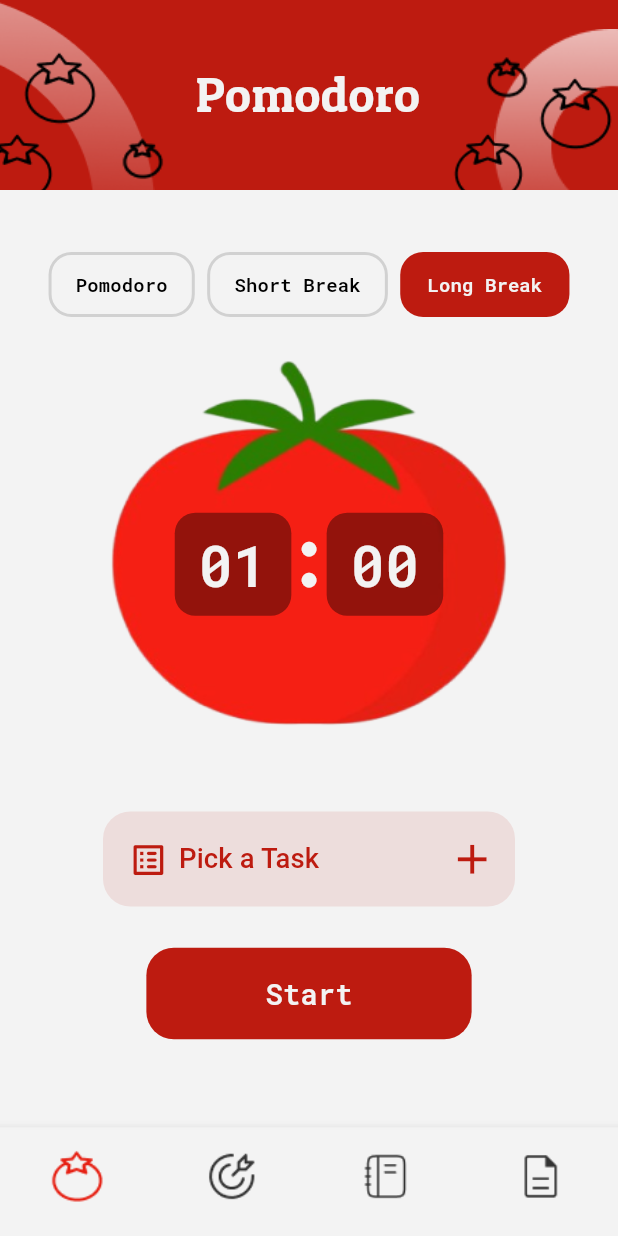
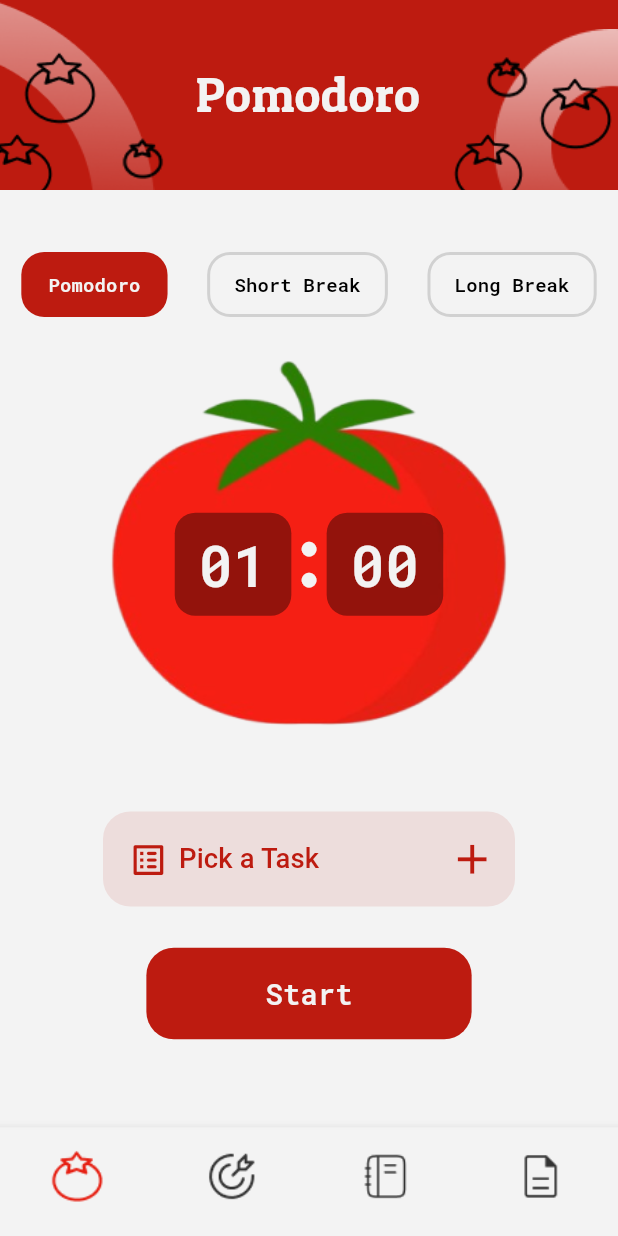
Before and after one commit to Abdusalom-mobile-developer/pomodoro, a Flutter app: the screen it shows after launch, on a phone screen of 412 x 824 dp. Run offline on Flutter 3.47's test engine with Material 3 defaults, Android fonts, the phone set to English and light mode, and no system bars; our stand-ins replace go_router; missing offline and left inert: back_button_interceptor.

Commit message:
Implemented Logic to the 3 buttons in the Home Screen.

```diff
--- a/lib/customs/custom_timer_buttons.dart
+++ b/lib/customs/custom_timer_buttons.dart
@@ -1,14 +1,19 @@
 import 'package:flutter/material.dart';
 import 'package:pomodoro/customs/custom_size.dart';
 import 'package:pomodoro/customs/custom_text.dart';
+import 'package:pomodoro/providers/time_picking.dart';
 import 'package:pomodoro/utils/colors.dart';
+import 'package:provider/provider.dart';
+
+typedef AnonymousFunc = void Function();
 
 // ignore: must_be_immutable
 class CustomTimerButtons extends StatelessWidget {
   String content;
   bool isPressed;
+  int id;
 
-  CustomTimerButtons(this.isPressed, this.content, {super.key});
+  CustomTimerButtons(this.isPressed, this.content, this.id, {super.key});
 
   @override
   Widget build(BuildContext context) {
@@ -23,7 +28,10 @@ class CustomTimerButtons extends StatelessWidget {
           color: isPressed ? UtilsColors.pink : Colors.transparent,
           borderRadius: BorderRadius.circular(CustomSize.width(context, 27))),
       child: TextButton(
-        onPressed: () {},
+        onPressed: () {
+          Provider.of<TimePicking>(context, listen: false)
+              .changeCurrentTimer(id, context);
+        },
         child: CustomText(
             content,
             isPressed ? UtilsColors.bg : UtilsColors.black,
--- a/lib/main.dart
+++ b/lib/main.dart
@@ -3,6 +3,7 @@ import 'package:flutter/services.dart';
 import 'package:go_router/go_router.dart';
 import 'package:pomodoro/providers/completed_tasks.dart';
 import 'package:pomodoro/providers/home_screen_all.dart';
+import 'package:pomodoro/providers/time_picking.dart';
 import 'package:pomodoro/providers/to_do_tasks.dart';
 import 'package:pomodoro/screens/completed_tasks.dart';
 import 'package:pomodoro/screens/home.dart';
@@ -32,6 +33,7 @@ class MyApp extends StatelessWidget {
         ),
         ChangeNotifierProvider(create: (context) => CompletedTasks()),
         ChangeNotifierProvider(create: (context) => HomeScreenAll()),
+        ChangeNotifierProvider(create: (context) => TimePicking())
       ],
       builder: (context, child) => MaterialApp.router(
         theme: ThemeData(
--- a/lib/providers/home_screen_all.dart
+++ b/lib/providers/home_screen_all.dart
@@ -35,6 +35,7 @@ class HomeScreenAll extends ChangeNotifier {
 
     minutes = 1;
     seconds = 0;
+    isTimerWorking = false;
     notifyListeners();
   }
 }
--- /dev/null
+++ b/lib/providers/time_picking.dart
@@ -0,0 +1,44 @@
+import 'package:flutter/material.dart';
+import 'package:pomodoro/customs/custom_timer_buttons.dart';
+
+class TimePicking extends ChangeNotifier {
+  int currentTimer = 0;
+  List<Widget> buttons = [
+    CustomTimerButtons(
+      true,
+      "Pomodoro",
+      0,
+    ),
+    CustomTimerButtons(
+      false,
+      "Short Break",
+      1,
+    ),
+    CustomTimerButtons(
+      false,
+      "Long Break",
+      2,
+    )
+  ];
+  List<String> contents = [
+    "Pomodoro",
+    "Short Break",
+    "Long Break",
+  ];
+
+  void changeCurrentTimer(int value, BuildContext context) {
+    currentTimer = value;
+
+    buttons.clear();
+
+    for (int i = 0; i < 3; i++) {
+      buttons.add(CustomTimerButtons(
+        i == currentTimer,
+        contents[i],
+        i,
+      ));
+    }
+
+    notifyListeners();
+  }
+}
--- a/lib/screens/home.dart
+++ b/lib/screens/home.dart
@@ -7,6 +7,7 @@ import 'package:pomodoro/customs/custom_timer_buttons.dart';
 import 'package:pomodoro/customs/custom_timer_s_q.dart';
 import 'package:pomodoro/customs/height.dart';
 import 'package:pomodoro/providers/home_screen_all.dart';
+import 'package:pomodoro/providers/time_picking.dart';
 import 'package:pomodoro/utils/colors.dart';
 import 'package:pomodoro/utils/img_paths.dart';
 import 'package:back_button_interceptor/back_button_interceptor.dart';
@@ -245,19 +246,14 @@ class _HomeScreenState extends State<HomeScreen> {
               ),
               Height(20),
               // Time Choosing Part
-              Row(
-                mainAxisAlignment: MainAxisAlignment.center,
-                children: [
-                  CustomTimerButtons(false, "Pomodoro"),
-                  SizedBox(
-                    width: CustomSize.width(context, 50),
-                  ),
-                  CustomTimerButtons(false, "Short Break"),
-                  SizedBox(
-                    width: CustomSize.width(context, 50),
-                  ),
-                  CustomTimerButtons(true, "Long Break"),
-                ],
+              Consumer<TimePicking>(
+                builder: (context, timePicker, child) => Padding(
+                  padding: EdgeInsets.symmetric(
+                      horizontal: CustomSize.width(context, 29)),
+                  child: Row(
+                      mainAxisAlignment: MainAxisAlignment.spaceBetween,
+                      children: timePicker.buttons),
+                ),
               ),
               // Time Showing Tomato Part
               Container(
```
